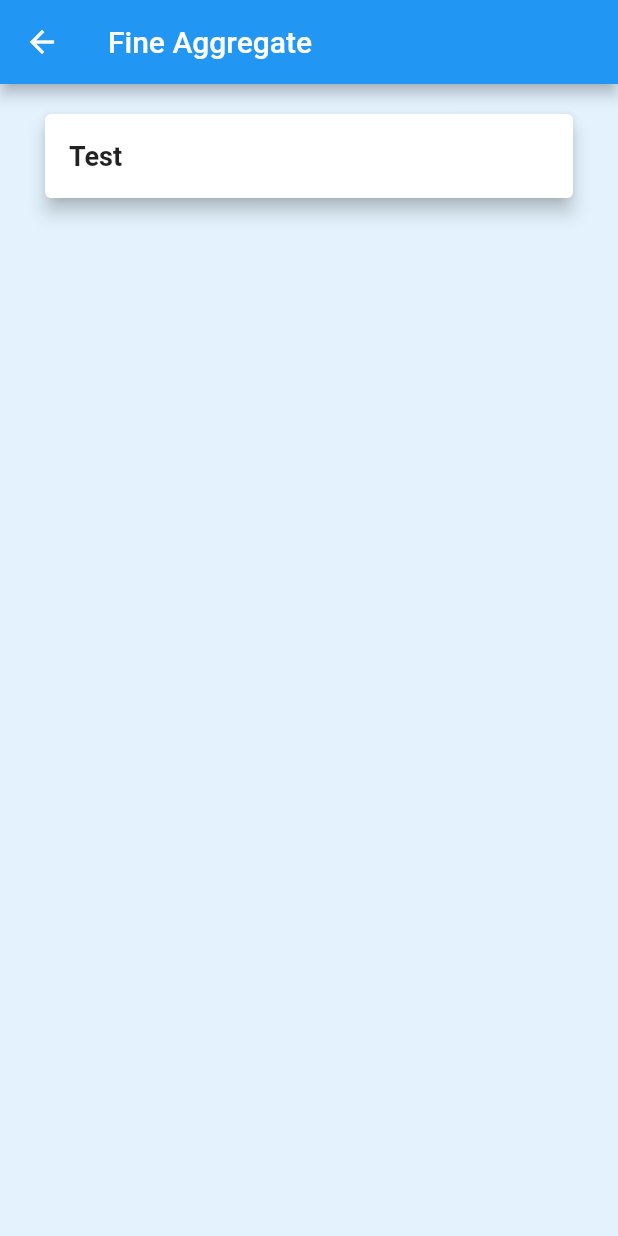
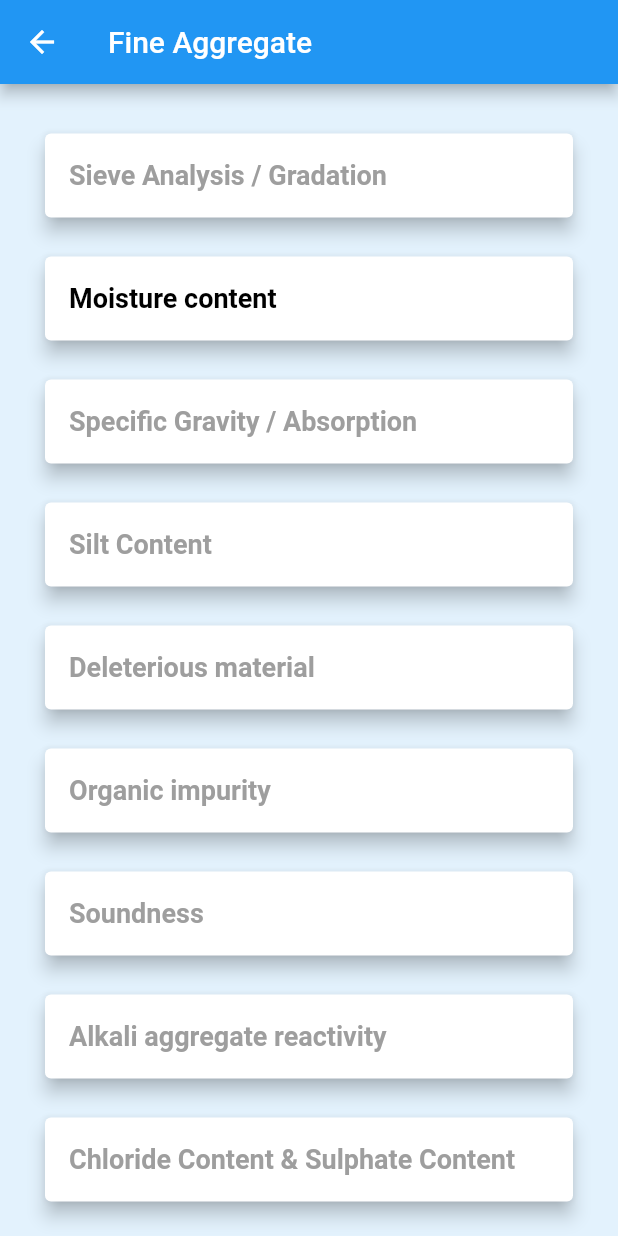
Before and after one commit to anuragraina/Final-Year, a Flutter app: the MaterialTesting screen opened by its route, after a tap on "Fine Aggregate", on a phone screen of 412 x 824 dp. Run offline on Flutter 3.47's test engine with Material 2 defaults, Android fonts, the phone set to English and light mode, and no system bars.

Commit message:
Add moisture content and other UI improvements

```diff
--- a/lib/main.dart
+++ b/lib/main.dart
@@ -3,6 +3,7 @@ import 'package:flutter/material.dart';
 import 'screens/home_page/index.dart';
 import './screens/material _testing/material_testing.dart';
 import './screens/fine_aggregate/fine_aggregate.dart';
+import './screens/fine_aggregate/moisture_content.dart';
 
 void main() {
   runApp(MyApp());
@@ -35,6 +36,7 @@ class MyApp extends StatelessWidget {
         routes: {
           '/material-testing': (ctx) => MaterialTesting(),
           '/fine-aggregate': (ctx) => FineAggregate(),
+          '/fine-aggregate/moisture-content': (ctx) => MoistureContent(),
         });
   }
 }
--- a/lib/screens/fine_aggregate/fine_aggregate.dart
+++ b/lib/screens/fine_aggregate/fine_aggregate.dart
@@ -1,4 +1,6 @@
 import 'package:flutter/material.dart';
+
+import '../../widgets/test_card.dart';
 
 class FineAggregate extends StatelessWidget {
   @override
@@ -8,20 +10,17 @@ class FineAggregate extends StatelessWidget {
         title: Text('Fine Aggregate'),
       ),
       body: ListView(
+        padding: EdgeInsets.symmetric(vertical: 20),
         children: [
-          Card(
-            margin: EdgeInsets.symmetric(vertical: 20, horizontal: 30),
-            child: ListTile(
-              title: Text(
-                'Test',
-                style: TextStyle(
-                  fontSize: 18,
-                  fontWeight: FontWeight.w600,
-                ),
-              ),
-            ),
-            elevation: 5,
-          ),
+          TestCard(name: 'Sieve Analysis / Gradation'),
+          TestCard(name: 'Moisture content', route: '/fine-aggregate/moisture-content'),
+          TestCard(name: 'Specific Gravity / Absorption'),
+          TestCard(name: 'Silt Content'),
+          TestCard(name: 'Deleterious material'),
+          TestCard(name: 'Organic impurity'),
+          TestCard(name: 'Soundness'),
+          TestCard(name: 'Alkali aggregate reactivity'),
+          TestCard(name: 'Chloride Content & Sulphate Content'),
         ],
       ),
       backgroundColor: Theme.of(context).backgroundColor,
--- /dev/null
+++ b/lib/screens/fine_aggregate/moisture_content.dart
@@ -0,0 +1,14 @@
+import 'package:flutter/material.dart';
+
+class MoistureContent extends StatelessWidget {
+  @override
+  Widget build(BuildContext context) {
+    return Scaffold(
+      appBar: AppBar(
+        title: Text('Moisture content of Fine Aggregates'),
+      ),
+      body: Text('Moisture content of Fine Aggregates'),
+      backgroundColor: Theme.of(context).backgroundColor,
+    );
+  }
+}
--- /dev/null
+++ b/lib/widgets/test_card.dart
@@ -0,0 +1,35 @@
+import 'package:flutter/material.dart';
+
+class TestCard extends StatelessWidget {
+  final String name;
+  final String route;
+
+  TestCard({@required this.name, this.route});
+
+  void selectTest(BuildContext ctx) {
+    if (route != null) Navigator.of(ctx).pushNamed(route);
+  }
+
+  @override
+  Widget build(BuildContext context) {
+    return Card(
+      margin: EdgeInsets.symmetric(vertical: 13, horizontal: 30),
+      elevation: 5,
+      child: InkWell(
+        onTap: () => selectTest(context),
+        splashColor: Theme.of(context).primaryColorLight,
+        borderRadius: BorderRadius.circular(4),
+        child: ListTile(
+          title: Text(
+            name,
+            style: TextStyle(
+              color: route == null ? Colors.grey : Colors.black,
+              fontSize: 18,
+              fontWeight: FontWeight.w600,
+            ),
+          ),
+        ),
+      ),
+    );
+  }
+}
--- a/lib/widgets/test_category.dart
+++ b/lib/widgets/test_category.dart
@@ -23,7 +23,9 @@ class TestCategory extends StatelessWidget {
             child: Text(
           name,
           style: TextStyle(
+            color: route == null ? Colors.grey : Colors.black,
             fontSize: 20,
+            fontWeight: FontWeight.bold,
           ),
         )),
         decoration: BoxDecoration(
```
